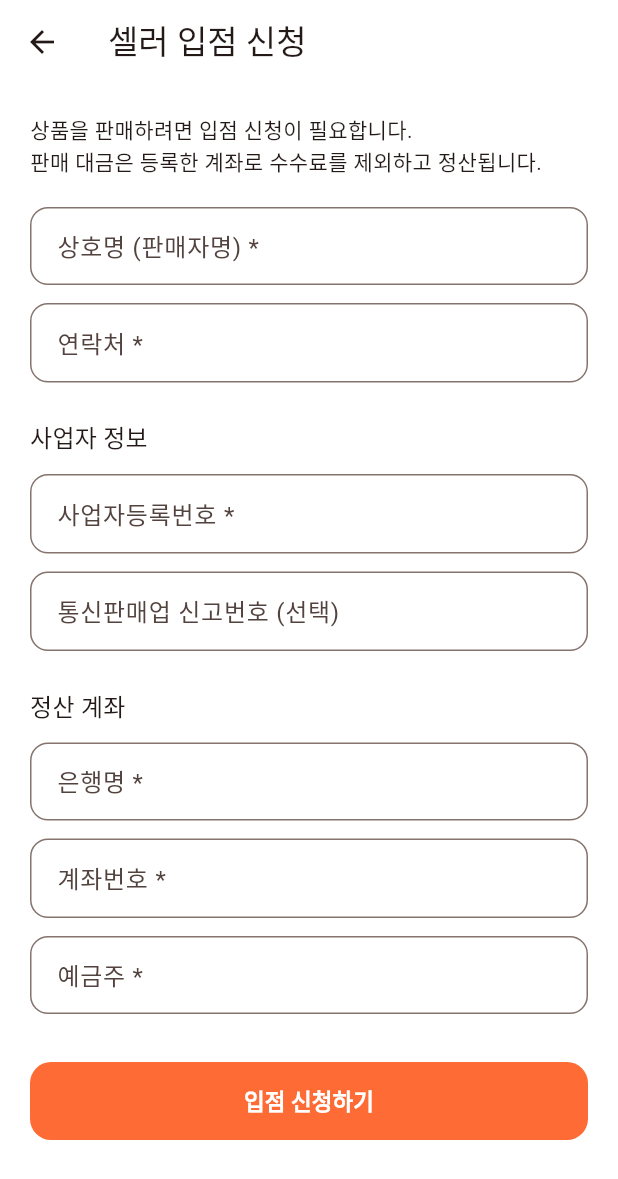
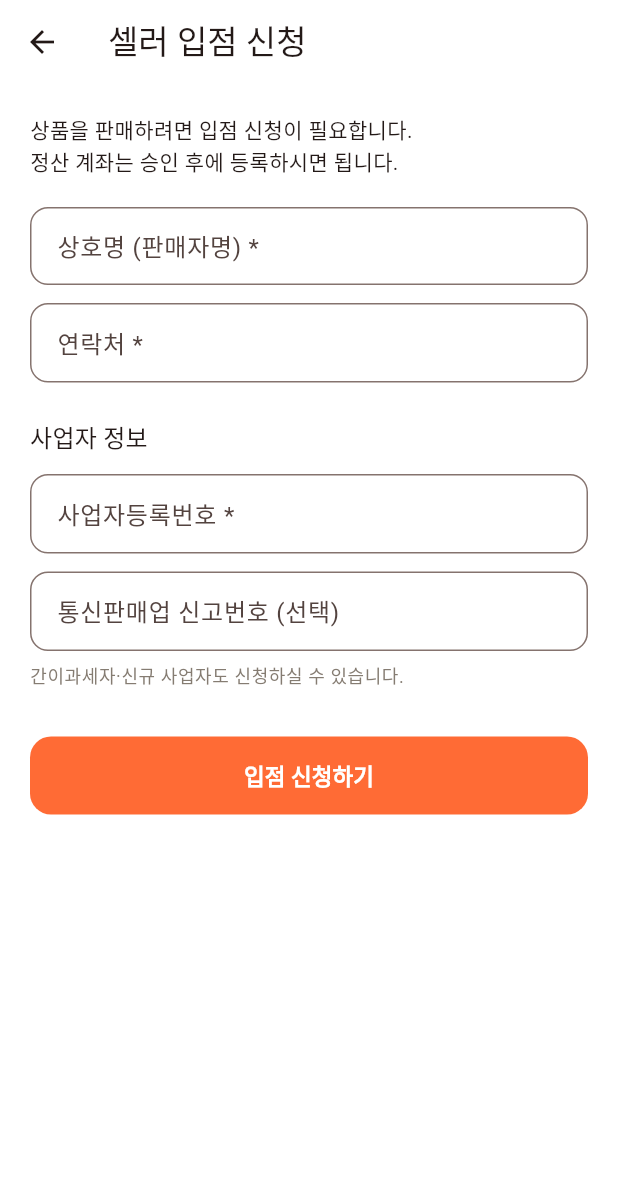
Before and after one commit to jin-sin/CoBuying, a Flutter app: the SellerApplyPage screen opened directly, on a phone screen of 412 x 824 dp. Shown: the top 1179 px of the screen. Run offline on Flutter 3.47's test engine with Material 3 defaults, Android fonts, the phone set to English and light mode, and no system bars; our stand-ins replace cached_network_image, firebase_core, firebase_messaging, flutter_riverpod, go_router, image_picker and 2 more; missing offline and left inert: dart:js_interop, flutter_inappwebview, kakao_flutter_sdk_user, postal_ko; accounts and stored records are empty; network calls fail.

Commit message:
셀러 입점 문턱 낮추기 — 공개 안내 페이지 + 계좌는 승인 후
어렵게 셀러 후보를 설득해도 보낼 링크가 없었다. 입점 경로가 로그인 뒤
팝업 메뉴 안에만 있어서, 상대가 먼저 카카오 로그인을 하고 메뉴를 뒤져야 했다.

- /partner: 로그인 없이 열리는 입점 안내. 수수료·입점비·절차를 한 화면에.
  경로를 /seller/... 가 아니라 /partner로 둔 건 라우터 _authRequired가
  /seller 프리픽스를 통째로 로그인 필수로 잡기 때문이다.
- 진입점 둘: 빈 홈 화면(지금 활성 상품 0개라 그냥 비어 있었다)과 약관·정책 허브.
- 정산 계좌를 신청 단계에서 제거. 아직 팔지도 않았는데 계좌부터 내라는 건
  문턱이 크다. 승인 후 셀러센터에서 등록하고, 미등록이면 배너로 알린다.
  상품 등록은 막지 않는다 — 파는 게 먼저고 계좌는 첫 정산 전까지면 된다.
  DB는 세 컬럼에 기본값 ''를 줘서 insert에서 뺄 수 있게 했다 (not null 유지).
- 사업자등록번호는 필수 유지. 비사업자를 받으면 중개자의 판매자 신원정보
  제공 의무와 정산 시 원천징수 문제가 생겨 1인 운영에 부담이 크다.
  대신 '간이과세자·신규 사업자도 신청 가능'을 안내에 명시했다.

실서버 반영: seller_profiles 세 컬럼 기본값 적용 완료.

Co-Authored-By: Claude Opus 5 <noreply@anthropic.com>

```diff
--- a/lib/features/info/info_pages.dart
+++ b/lib/features/info/info_pages.dart
@@ -12,6 +12,7 @@ class InfoHubPage extends StatelessWidget {
   @override
   Widget build(BuildContext context) {
     final items = <(String, IconData, String)>[
+      ('셀러 입점 안내', Icons.storefront_outlined, '/partner'),
       ('이용약관', Icons.description_outlined, '/terms'),
       ('개인정보처리방침', Icons.privacy_tip_outlined, '/privacy'),
       ('사업자정보', Icons.store_outlined, '/business'),
--- a/lib/features/seller/seller_apply_page.dart
+++ b/lib/features/seller/seller_apply_page.dart
@@ -2,6 +2,7 @@ import 'package:flutter/material.dart';
 import 'package:flutter/services.dart';
 import 'package:flutter_riverpod/flutter_riverpod.dart';
 
+import '../../core/theme.dart';
 import 'seller_profile.dart';
 import 'seller_providers.dart';
 
@@ -63,9 +64,6 @@ class _SellerApplyPageState extends ConsumerState<SellerApplyPage> {
       } else {
         await repo.apply(
           shopName: _shopName.text.trim(),
-          bankName: _bankName.text.trim(),
-          bankAccount: _bankAccount.text.trim(),
-          accountHolder: _accountHolder.text.trim(),
           contactPhone: _contactPhone.text.trim(),
           businessNumber: _businessNumber.text.trim(),
           onlineSalesNumber: _onlineSalesNumber.text.trim(),
@@ -122,7 +120,7 @@ class _SellerApplyPageState extends ConsumerState<SellerApplyPage> {
               children: [
                 if (!_isEdit) ...[
                   Text('상품을 판매하려면 입점 신청이 필요합니다.\n'
-                      '판매 대금은 등록한 계좌로 수수료를 제외하고 정산됩니다.',
+                      '정산 계좌는 승인 후에 등록하시면 됩니다.',
                       style: Theme.of(context).textTheme.bodyMedium),
                   const SizedBox(height: 20),
                 ],
@@ -162,29 +160,44 @@ class _SellerApplyPageState extends ConsumerState<SellerApplyPage> {
                       labelText: '통신판매업 신고번호 (선택)',
                       hintText: '예: 2026-서울강남-01234'),
                 ),
+                if (!_isEdit) ...[
+                  const SizedBox(height: 8),
+                  Text('간이과세자·신규 사업자도 신청하실 수 있습니다.',
+                      style: Theme.of(context)
+                          .textTheme
+                          .bodySmall
+                          ?.copyWith(color: mutedText)),
+                ],
+                // 정산 계좌는 승인 후 셀러센터에서 등록한다 (신청 문턱을 낮추기 위해)
+                if (_isEdit) ...[
                   const SizedBox(height: 24),
-                Text('정산 계좌', style: Theme.of(context).textTheme.titleMedium),
+                  Text('정산 계좌',
+                      style: Theme.of(context).textTheme.titleMedium),
+                  const SizedBox(height: 4),
+                  Text('첫 정산 전까지 등록하시면 됩니다.',
+                      style: Theme.of(context)
+                          .textTheme
+                          .bodySmall
+                          ?.copyWith(color: mutedText)),
                   const SizedBox(height: 12),
                   TextFormField(
                     controller: _bankName,
-                  decoration: const InputDecoration(labelText: '은행명 *'),
-                  validator: _required,
+                    decoration: const InputDecoration(labelText: '은행명'),
                   ),
                   const SizedBox(height: 12),
                   TextFormField(
                     controller: _bankAccount,
                     decoration: const InputDecoration(
-                      labelText: '계좌번호 *', hintText: '숫자만 입력 (- 제외)'),
+                        labelText: '계좌번호', hintText: '숫자만 입력 (- 제외)'),
                     keyboardType: TextInputType.number,
                     inputFormatters: [FilteringTextInputFormatter.digitsOnly],
-                  validator: _required,
                   ),
                   const SizedBox(height: 12),
                   TextFormField(
                     controller: _accountHolder,
-                  decoration: const InputDecoration(labelText: '예금주 *'),
-                  validator: _required,
+                    decoration: const InputDecoration(labelText: '예금주'),
                   ),
+                ],
                 const SizedBox(height: 32),
                 FilledButton(
                   onPressed: _submitting ? null : _submit,
--- a/lib/features/seller/seller_profile.dart
+++ b/lib/features/seller/seller_profile.dart
@@ -29,6 +29,10 @@ class SellerProfile {
       : businessNumber;
 
   bool get isApproved => status == 'approved';
+
+  /// 정산 계좌는 승인 후에 등록한다 — 미등록이면 셀러센터에서 배너로 알린다
+  bool get hasBankAccount =>
+      bankName.isNotEmpty && bankAccount.isNotEmpty && accountHolder.isNotEmpty;
 
   String get statusLabel => switch (status) {
         'pending' => '승인 대기중',
--- a/lib/router/app_router.dart
+++ b/lib/router/app_router.dart
@@ -18,6 +18,7 @@ import '../features/notifications/notifications_page.dart';
 import '../features/orders/payment_result_page.dart';
 import '../features/products/product_detail_page.dart';
 import '../features/products/product_list_page.dart';
+import '../features/seller/partner_page.dart';
 import '../features/seller/seller_home_page.dart';
 import '../features/wishlist/wishlist_page.dart';
 import 'app_shell.dart';
@@ -72,6 +73,9 @@ final routerProvider = Provider<GoRouter>((ref) {
           path: '/privacy',
           builder: (_, _) => LegalDocPage(doc: privacyDoc)),
       GoRoute(path: '/business', builder: (_, _) => const BusinessInfoPage()),
+      // 셀러 입점 안내 — 공개. 셀러 후보에게 그대로 보낼 수 있는 링크가 필요해서
+      // 로그인 뒤에 있는 /seller와 분리했다 (_authRequired가 /seller 전체를 막는다)
+      GoRoute(path: '/partner', builder: (_, _) => const PartnerPage()),
       GoRoute(
         path: '/product/:id',
         builder: (_, state) =>
```
Also changed, not shown: lib/features/products/product_list_page.dart (+14 -5 lines), lib/features/seller/partner_page.dart (added, +153 -0 lines), lib/features/seller/seller_home_page.dart (+50 -5 lines), lib/features/seller/seller_repository.dart (+2 -7 lines), .wrangler/cache/wrangler-account.json (added), 1 other file. Lines whose indentation alone changed are shown as unchanged.
